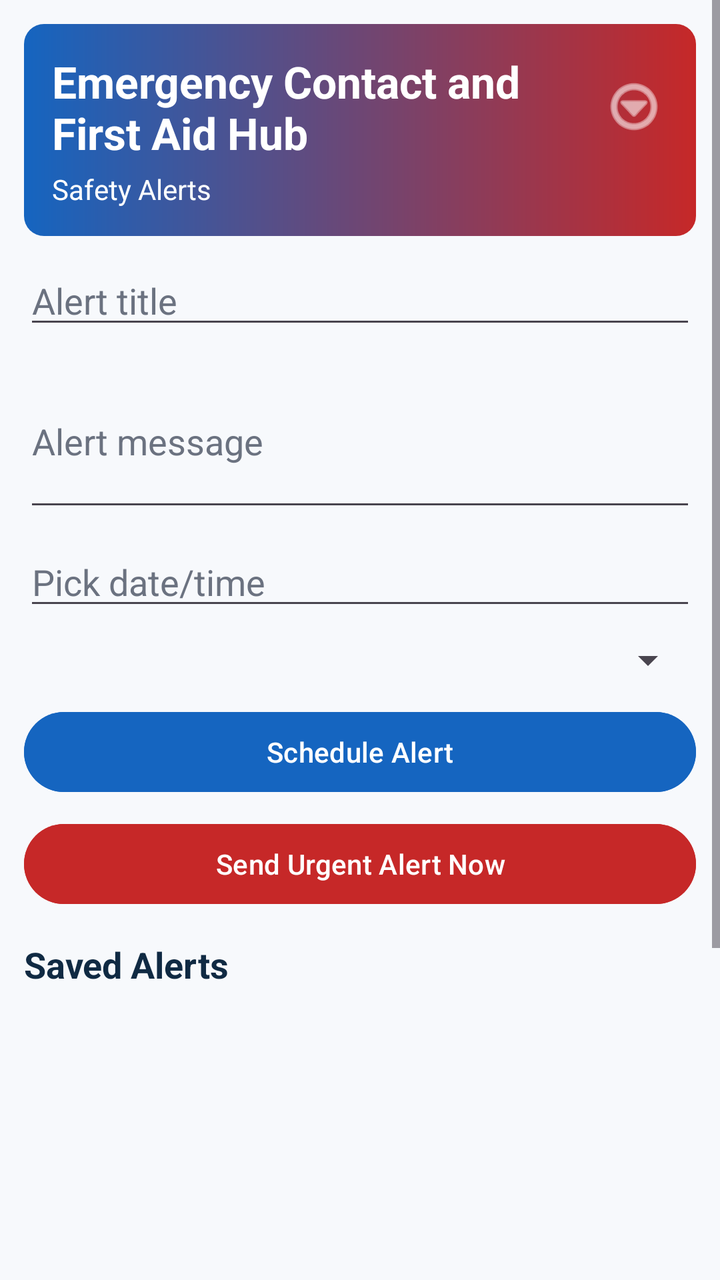
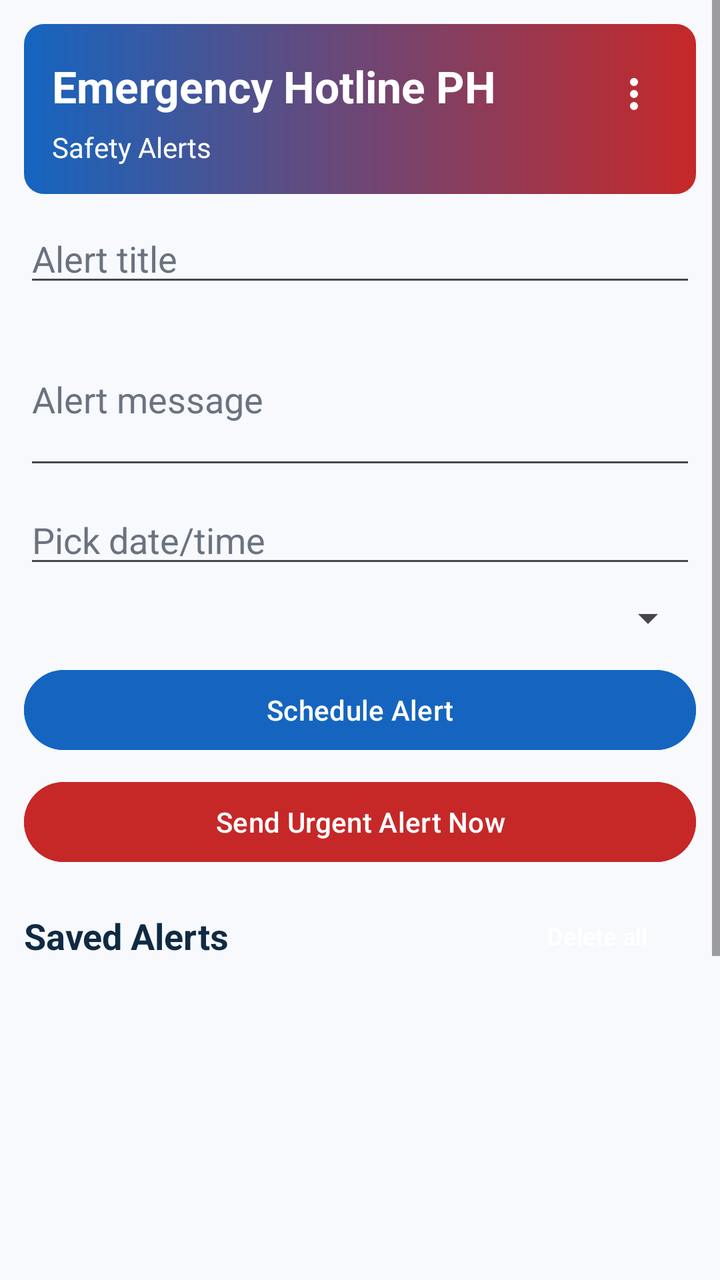

An Android layout rendered at two revisions. The XML below is the earlier revision; the diff shows what the commit changed to produce the second picture.
<!-- AndroidManifest.xml: application theme Theme.EmergencyContactAndFirstAidHub -->
<!-- res/layout/activity_alerts.xml -->
<?xml version="1.0" encoding="utf-8"?>
<ScrollView xmlns:android="http://schemas.android.com/apk/res/android"
    android:layout_width="match_parent"
    android:layout_height="match_parent"
    android:background="@color/surface_soft">

    <LinearLayout
        android:layout_width="match_parent"
        android:layout_height="wrap_content"
        android:orientation="vertical"
        android:padding="12dp">

        <LinearLayout
            android:layout_width="match_parent"
            android:layout_height="wrap_content"
            android:background="@drawable/bg_header_gradient"
            android:orientation="vertical"
            android:padding="14dp">

            <LinearLayout
                android:layout_width="match_parent"
                android:layout_height="wrap_content"
                android:gravity="center_vertical"
                android:orientation="horizontal">

                <TextView
                    android:layout_width="0dp"
                    android:layout_height="wrap_content"
                    android:layout_weight="1"
                    android:text="Emergency Contact and First Aid Hub"
                    android:textColor="@color/header_text"
                    android:textSize="22sp"
                    android:textStyle="bold" />

                <ImageButton
                    android:id="@+id/btnMore"
                    android:layout_width="34dp"
                    android:layout_height="34dp"
                    android:background="@android:color/transparent"
                    android:contentDescription="More options"
                    android:src="@android:drawable/ic_menu_more"
                    android:tint="@color/header_text" />
            </LinearLayout>

            <TextView
                android:layout_width="match_parent"
                android:layout_height="wrap_content"
                android:layout_marginTop="4dp"
                android:text="Safety Alerts"
                android:textColor="@color/header_text"
                android:textSize="14sp" />
        </LinearLayout>

        <EditText
            android:id="@+id/etAlertTitle"
            android:layout_width="match_parent"
            android:layout_height="wrap_content"
            android:layout_marginTop="10dp"
            android:hint="Alert title"
            android:textColor="@color/text_primary"
            android:textColorHint="@color/input_hint" />

        <EditText
            android:id="@+id/etAlertMessage"
            android:layout_width="match_parent"
            android:layout_height="wrap_content"
            android:layout_marginTop="8dp"
            android:hint="Alert message"
            android:minLines="3"
            android:textColor="@color/text_primary"
            android:textColorHint="@color/input_hint" />

        <EditText
            android:id="@+id/etAlertDate"
            android:layout_width="match_parent"
            android:layout_height="wrap_content"
            android:layout_marginTop="8dp"
            android:focusable="false"
            android:hint="Pick date/time"
            android:textColor="@color/text_primary"
            android:textColorHint="@color/input_hint" />

        <Spinner
            android:id="@+id/spAlertType"
            android:layout_width="match_parent"
            android:layout_height="wrap_content"
            android:popupBackground="@color/card_bg"
            android:textAlignment="viewStart"
            android:layout_marginTop="8dp" />

        <Button
            android:id="@+id/btnSaveAlert"
            android:layout_width="match_parent"
            android:layout_height="48dp"
            android:layout_marginTop="10dp"
            android:backgroundTint="@color/safety_blue"
            android:textColor="@color/button_text"
            android:text="Schedule Alert" />

        <Button
            android:id="@+id/btnSendNow"
            android:layout_width="match_parent"
            android:layout_height="48dp"
            android:layout_marginTop="8dp"
            android:backgroundTint="@color/safety_red"
            android:textColor="@color/button_text"
            android:text="Send Urgent Alert Now" />

        <TextView
            android:layout_width="match_parent"
            android:layout_height="wrap_content"
            android:layout_marginTop="14dp"
            android:text="Saved Alerts"
            android:textColor="@color/text_primary"
            android:textSize="18sp"
            android:textStyle="bold" />

        <ListView
            android:id="@+id/lvAlerts"
            android:layout_width="match_parent"
            android:layout_height="350dp"
            android:layout_marginTop="8dp" />
    </LinearLayout>

</ScrollView>
<!-- resources referenced by this layout -->
<resources>
  <color name="button_text">#FFFFFFFF</color>
  <color name="card_bg">#FFFFFFFF</color>
  <color name="header_text">#FFFFFFFF</color>
  <color name="input_hint">#6B7280</color>
  <color name="safety_blue">#1565C0</color>
  <color name="safety_red">#C62828</color>
  <color name="surface_soft">#F7F9FC</color>
  <color name="text_primary">#102A43</color>
  <!-- drawable bg_header_gradient (drawable) -->
  <?xml version="1.0" encoding="utf-8"?>
  <shape xmlns:android="http://schemas.android.com/apk/res/android">
      <corners android:radius="10dp" />
      <gradient
          android:angle="0"
          android:startColor="@color/header_start"
          android:endColor="@color/header_end" />
  </shape>
  <style name="Theme.EmergencyContactAndFirstAidHub" parent="Base.Theme.EmergencyContactAndFirstAidHub" />
  <color name="header_start">#1565C0</color>
  <color name="header_end">#C62828</color>
  <style name="Base.Theme.EmergencyContactAndFirstAidHub" parent="Theme.Material3.DayNight.NoActionBar">
          <item name="colorPrimary">@color/safety_red</item>
          <item name="colorSecondary">@color/safety_blue</item>
          <item name="android:colorBackground">@color/white</item>
          <item name="android:windowBackground">@color/surface_soft</item>
          <item name="android:statusBarColor">@color/safety_blue</item>
          <item name="android:navigationBarColor">@color/surface_soft</item>
      </style>
  <color name="white">#FFFFFFFF</color>
</resources>

<!-- the commit's change to res/layout/activity_alerts.xml (unified diff, before → after) -->
@@ -27,7 +27,7 @@
                     android:layout_width="0dp"
                     android:layout_height="wrap_content"
                     android:layout_weight="1"
-                    android:text="Emergency Contact and First Aid Hub"
+                    android:text="@string/app_name"
                     android:textColor="@color/header_text"
                     android:textSize="22sp"
                     android:textStyle="bold" />
@@ -38,7 +38,7 @@
                     android:layout_height="34dp"
                     android:background="@android:color/transparent"
                     android:contentDescription="More options"
-                    android:src="@android:drawable/ic_menu_more"
+                    android:src="@drawable/ic_more_vert"
                     android:tint="@color/header_text" />
             </LinearLayout>
 
@@ -106,14 +106,32 @@
             android:textColor="@color/button_text"
             android:text="Send Urgent Alert Now" />
 
-        <TextView
+        <LinearLayout
             android:layout_width="match_parent"
             android:layout_height="wrap_content"
             android:layout_marginTop="14dp"
-            android:text="Saved Alerts"
-            android:textColor="@color/text_primary"
-            android:textSize="18sp"
-            android:textStyle="bold" />
+            android:gravity="center_vertical"
+            android:orientation="horizontal">
+
+            <TextView
+                android:layout_width="0dp"
+                android:layout_height="wrap_content"
+                android:layout_weight="1"
+                android:text="Saved Alerts"
+                android:textColor="@color/text_primary"
+                android:textSize="18sp"
+                android:textStyle="bold" />
+
+            <Button
+                android:id="@+id/btnDeleteAllAlerts"
+                android:layout_width="wrap_content"
+                android:layout_height="38dp"
+                android:background="@android:color/transparent"
+                android:text="Delete all"
+                android:textColor="@color/button_text"
+                android:textAllCaps="false"
+                android:textSize="12sp" />
+        </LinearLayout>
 
         <ListView
             android:id="@+id/lvAlerts"
<!-- resource entries referenced after the edit -->
@@ -17,6 +17,18 @@
           android:startColor="@color/header_start"
           android:endColor="@color/header_end" />
   </shape>
+  <!-- drawable ic_more_vert (drawable) -->
+  <?xml version="1.0" encoding="utf-8"?>
+  <vector xmlns:android="http://schemas.android.com/apk/res/android"
+      android:width="24dp"
+      android:height="24dp"
+      android:viewportWidth="24"
+      android:viewportHeight="24">
+      <path
+          android:fillColor="#FFFFFFFF"
+          android:pathData="M12,8a2,2 0 1,0 0.001,0zM12,14a2,2 0 1,0 0.001,0zM12,20a2,2 0 1,0 0.001,0z" />
+  </vector>
+  <string name="app_name">Emergency Hotline PH</string>
   <style name="Theme.EmergencyContactAndFirstAidHub" parent="Base.Theme.EmergencyContactAndFirstAidHub" />
   <color name="header_start">#1565C0</color>
   <color name="header_end">#C62828</color>
